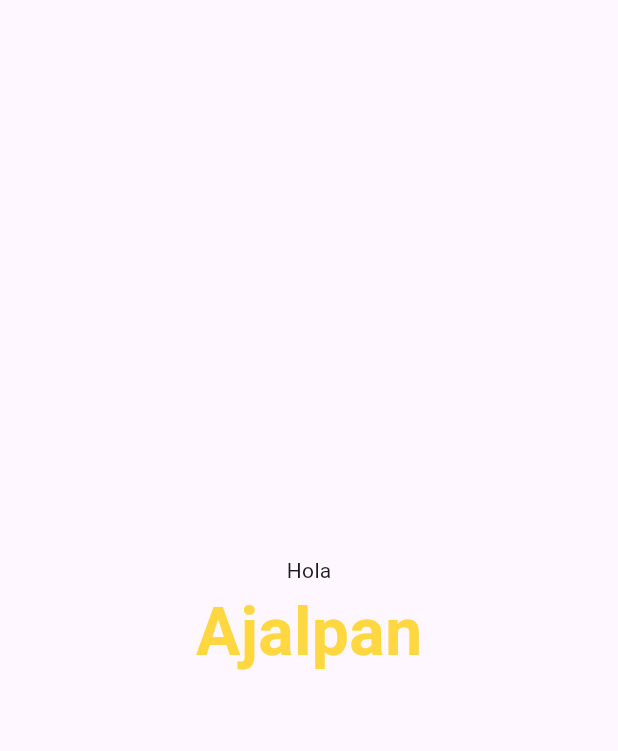
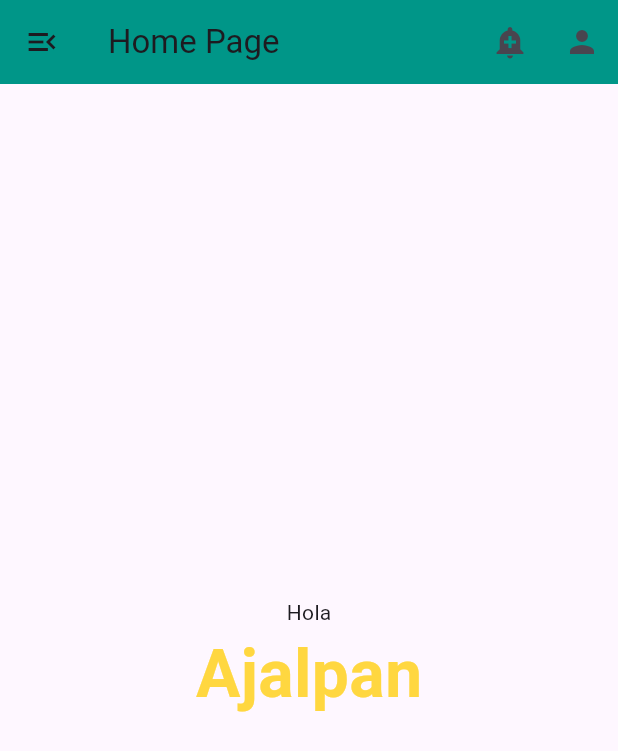
Before and after one commit to devarturobl/moviles2, a Flutter app: the screen it shows after launch, on a phone screen of 412 x 824 dp. Shown: the top 751 px of the screen. Run offline on Flutter 3.47's test engine with Material 3 defaults, Android fonts, the phone set to English and light mode, and no system bars.

Commit message:
segunda practica

```diff
--- a/semana1/lib/main.dart
+++ b/semana1/lib/main.dart
@@ -1,7 +1,20 @@
 import 'package:flutter/material.dart';
 
 void main() {
-  runApp(const Home());
+  runApp(const MyApp());
+}
+
+class MyApp extends StatelessWidget {
+  const MyApp({super.key});
+
+  @override
+  Widget build(BuildContext context) {
+    return MaterialApp(
+      debugShowCheckedModeBanner: false,
+      title: 'Home Page',
+      home: Home(),
+    );
+  }
 }
 
 class Home extends StatefulWidget {
@@ -14,23 +27,107 @@ class Home extends StatefulWidget {
 class _HomeState extends State<Home> {
   @override
   Widget build(BuildContext context) {
-    const appTitle = 'Flutter Demo Home Page';
-    return MaterialApp(
-      title: appTitle,
-      home: Scaffold(
+    const appTitle = 'Home Page';
+    return Scaffold(
+      appBar: AppBar(
+        backgroundColor: Colors.teal,
+        title: const Text(appTitle),
+        leading: Builder(
+          builder: (context) => IconButton(
+            icon: const Icon(Icons.menu_open),
+            onPressed: () => Scaffold.of(context).openDrawer(),
+          ),
+        ),
+        actions: [
+          IconButton(
+            icon: const Icon(Icons.add_alert),
+            onPressed: () {
+              ScaffoldMessenger.of(context).showSnackBar(
+                const SnackBar(content: Text('This is a snackbar'))
+              );
+            }
+          ),
+          IconButton(
+            icon: const Icon(Icons.person),
+            onPressed: () {
+              ScaffoldMessenger.of(context).showSnackBar(
+                const SnackBar(content: Text('This is another snackbar'))
+              );
+            }
+          ),
+        ],
+      ),
+      drawer: Drawer(
+      child: Column(
+        children: [
+        // 1. Encabezado con Imagen y Título
+        UserAccountsDrawerHeader(
+          decoration: BoxDecoration(
+            color: Colors.teal,
+          ),
+          currentAccountPicture:  // Espacio a la izquierda de la imagen
+              CircleAvatar(
+                //backgroundColor: Colors.black,
+                //child: Icon(Icons.person, size: 40, color: Colors.grey),
+                // Si tienes una imagen real:
+                backgroundImage: NetworkImage('https://thispersondoesnotexist.com/'),
+              ),
+          accountName: const Text(
+            "Usuario Demo",
+            style: TextStyle(fontWeight: FontWeight.bold),
+          ),
+          accountEmail: const Text("usuario@email.com"),
+        ),
+
+        // 2. Los 3 Items del Menú
+        ListTile(
+          leading: const Icon(Icons.home),
+          title: const Text('Inicio'),
+          onTap: () => Navigator.pop(context),
+        ),
+        ListTile(
+          leading: const Icon(Icons.settings),
+          title: const Text('Configuración'),
+          onTap: () => Navigator.pop(context),
+        ),
+        ListTile(
+          leading: const Icon(Icons.notifications),
+          title: const Text('Notificaciones'),
+          onTap: () => Navigator.pop(context),
+        ),
+
+        // Espaciador para empujar el último item al final
+        const Spacer(),
+        const Divider(),
+
+        // 3. Item de Salir (al fondo)
+        ListTile(
+          leading: const Icon(Icons.logout, color: Colors.red),
+          title: const Text(
+            'Salir',
+            style: TextStyle(color: Colors.red, fontWeight: FontWeight.bold),
+          ),
+          onTap: () {
+            // Aquí puedes cerrar sesión o cerrar la app
+            Navigator.pop(context);
+          },
+        ),
+        const SizedBox(height: 20), // Margen inferior
+      ],
+    ),
+  ),
       body: Center(child: Column(
         mainAxisAlignment: MainAxisAlignment.center,
         children: [
-            Text("Hola"),
-            Text("Ajalpan",
+          const Text("Hola"),
+          const Text("Ajalpan",
             style: TextStyle(
               color: Colors.amberAccent,
               fontSize: 44,
-              fontWeight:FontWeight.bold)
+              fontWeight: FontWeight.bold)
           ),
         ],
       )),
-      )
     );
   }
 }
```
Also changed, not shown: 1 other file. Lines whose indentation alone changed are shown as unchanged.
